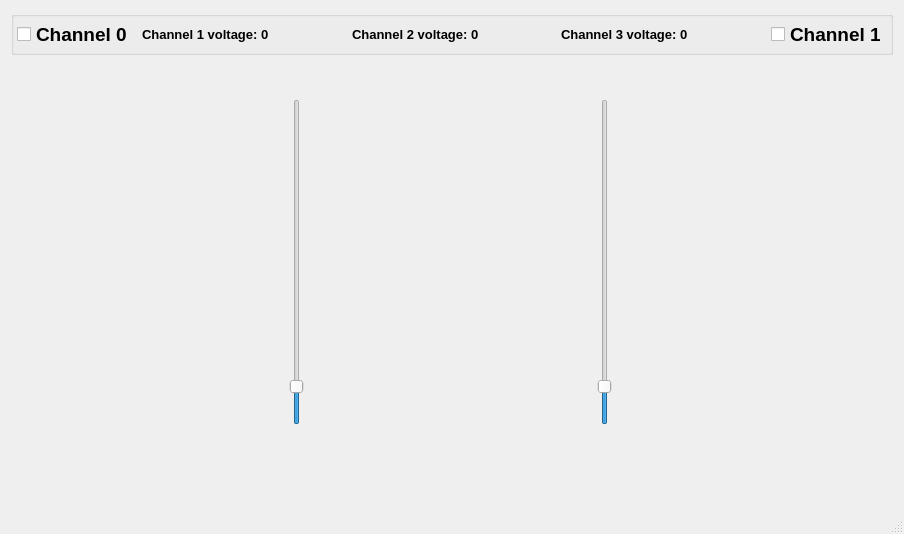
This is ui/mainwindow.ui in Melomanstd/daq_gui as Qt 5 draws it before an edit. The edited form follows.
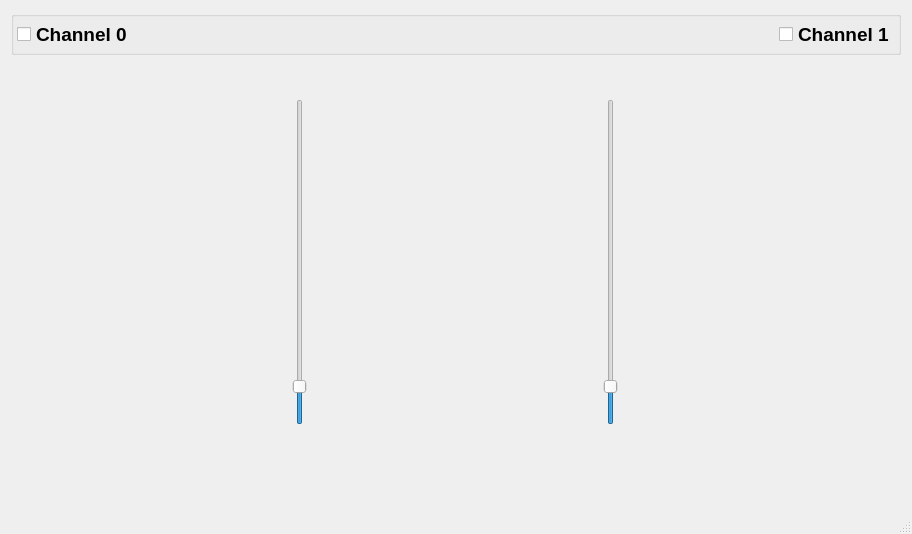
This is the edited form. Icons and pictures are not drawn.

Diff of the .ui file:
```diff
--- a/ui/mainwindow.ui
+++ b/ui/mainwindow.ui
@@ -6,7 +6,7 @@
    <rect>
     <x>0</x>
     <y>0</y>
-    <width>904</width>
+    <width>912</width>
     <height>534</height>
    </rect>
   </property>
@@ -65,105 +65,6 @@
            </property>
           </spacer>
          </item>
-         <item>
-          <widget class="QLabel" name="ch1_output_lbl">
-           <property name="minimumSize">
-            <size>
-             <width>200</width>
-             <height>0</height>
-            </size>
-           </property>
-           <property name="font">
-            <font>
-             <pointsize>10</pointsize>
-             <weight>75</weight>
-             <bold>true</bold>
-            </font>
-           </property>
-           <property name="text">
-            <string>Channel 1 voltage: 0</string>
-           </property>
-          </widget>
-         </item>
-         <item>
-          <spacer name="horizontalSpacer_7">
-           <property name="orientation">
-            <enum>Qt::Horizontal</enum>
-           </property>
-           <property name="sizeHint" stdset="0">
-            <size>
-             <width>40</width>
-             <height>20</height>
-            </size>
-           </property>
-          </spacer>
-         </item>
-         <item>
-          <widget class="QLabel" name="ch2_output_lbl">
-           <property name="minimumSize">
-            <size>
-             <width>200</width>
-             <height>0</height>
-            </size>
-           </property>
-           <property name="font">
-            <font>
-             <pointsize>10</pointsize>
-             <weight>75</weight>
-             <bold>true</bold>
-            </font>
-           </property>
-           <property name="text">
-            <string>Channel 2 voltage: 0</string>
-           </property>
-          </widget>
-         </item>
-         <item>
-          <spacer name="horizontalSpacer_8">
-           <property name="orientation">
-            <enum>Qt::Horizontal</enum>
-           </property>
-           <property name="sizeHint" stdset="0">
-            <size>
-             <width>40</width>
-             <height>20</height>
-            </size>
-           </property>
-          </spacer>
-         </item>
-         <item>
-          <widget class="QLabel" name="ch3_output_lbl">
-           <property name="minimumSize">
-            <size>
-             <width>200</width>
-             <height>0</height>
-            </size>
-           </property>
-           <property name="font">
-            <font>
-             <pointsize>10</pointsize>
-             <weight>75</weight>
-             <bold>true</bold>
-            </font>
-           </property>
-           <property name="text">
-            <string>Channel 3 voltage: 0</string>
-           </property>
-          </widget>
-         </item>
-         <item>
-          <spacer name="horizontalSpacer_2">
-           <property name="orientation">
-            <enum>Qt::Horizontal</enum>
-           </property>
-           <property name="sizeHint" stdset="0">
-            <size>
-             <width>40</width>
-             <height>20</height>
-            </size>
-           </property>
-          </spacer>
-         </item>
          <item>
           <widget class="QCheckBox" name="channelOne_check">
            <property name="font">
```
Left out of the diff: 2 changed lines with no effect on the pictures.
